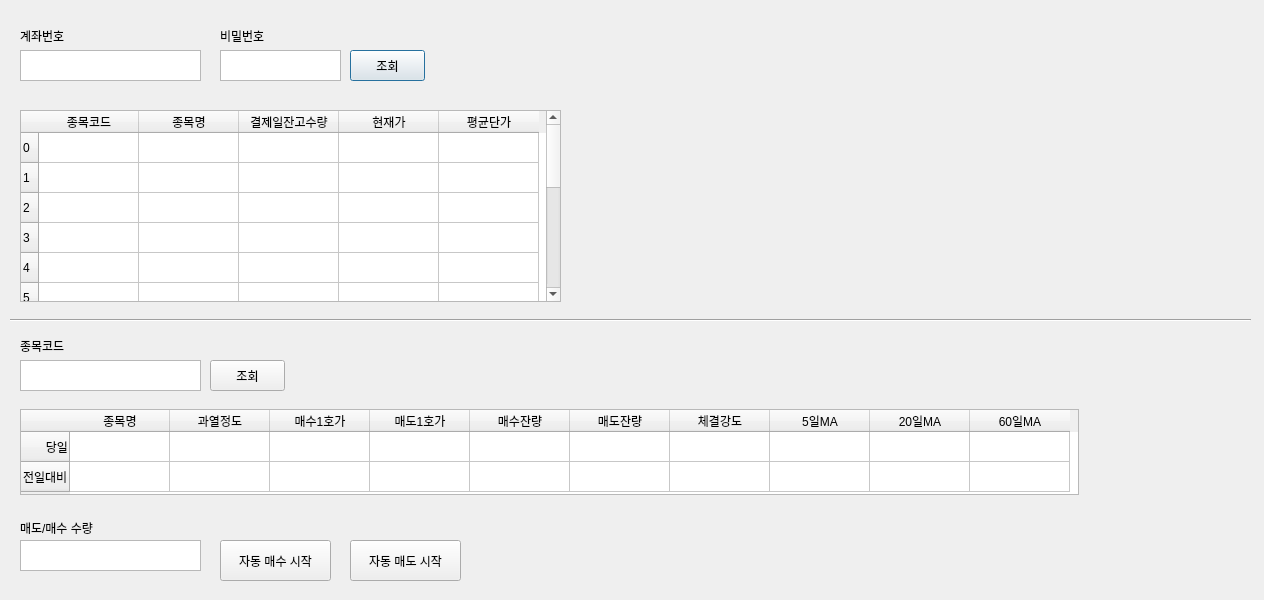
The window that assignment_234109.ui (kolion98/shinhan-indi) describes before a commit, drawn with Qt 5.
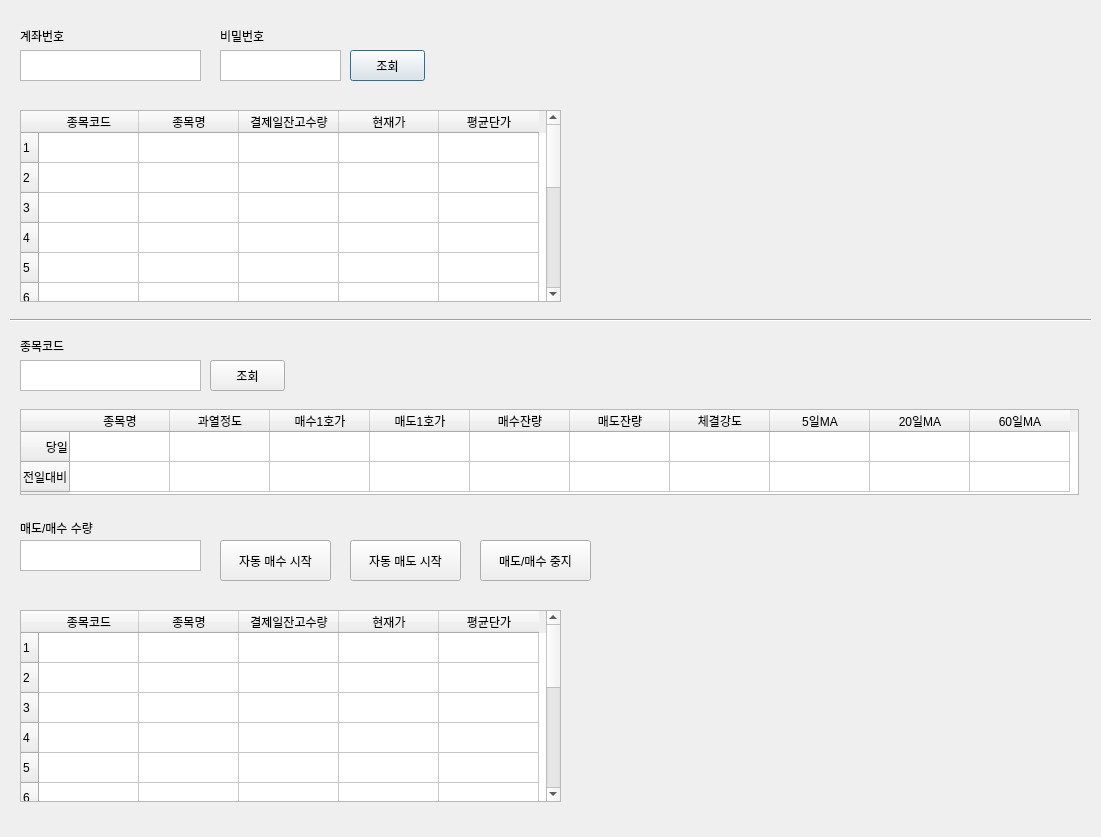
The same window after the commit.

```diff
--- a/assignment_234109.ui
+++ b/assignment_234109.ui
@@ -6,8 +6,8 @@
    <rect>
     <x>0</x>
     <y>0</y>
-    <width>1264</width>
-    <height>600</height>
+    <width>1101</width>
+    <height>837</height>
    </rect>
   </property>
   <property name="windowTitle">
@@ -81,11 +81,9 @@
      <height>192</height>
     </rect>
    </property>
-   <row>
-    <property name="text">
-     <string>0</string>
-    </property>
-   </row>
+   <property name="layoutDirection">
+    <enum>Qt::LeftToRight</enum>
+   </property>
    <row>
     <property name="text">
      <string>1</string>
@@ -146,6 +144,11 @@
      <string>12</string>
     </property>
    </row>
+   <row>
+    <property name="text">
+     <string>13</string>
+    </property>
+   </row>
    <column>
     <property name="text">
      <string>종목코드</string>
@@ -171,13 +174,325 @@
      <string>평균단가</string>
     </property>
    </column>
+   <item row="0" column="2">
+    <property name="text">
+     <string/>
+    </property>
+    <property name="textAlignment">
+     <set>AlignTrailing|AlignVCenter</set>
+    </property>
+   </item>
+   <item row="0" column="3">
+    <property name="text">
+     <string/>
+    </property>
+    <property name="textAlignment">
+     <set>AlignTrailing|AlignVCenter</set>
+    </property>
+   </item>
+   <item row="0" column="4">
+    <property name="text">
+     <string/>
+    </property>
+    <property name="textAlignment">
+     <set>AlignTrailing|AlignVCenter</set>
+    </property>
+   </item>
+   <item row="1" column="2">
+    <property name="text">
+     <string/>
+    </property>
+    <property name="textAlignment">
+     <set>AlignTrailing|AlignVCenter</set>
+    </property>
+   </item>
+   <item row="1" column="3">
+    <property name="text">
+     <string/>
+    </property>
+    <property name="textAlignment">
+     <set>AlignTrailing|AlignVCenter</set>
+    </property>
+   </item>
+   <item row="1" column="4">
+    <property name="text">
+     <string/>
+    </property>
+    <property name="textAlignment">
+     <set>AlignTrailing|AlignVCenter</set>
+    </property>
+   </item>
+   <item row="2" column="2">
+    <property name="text">
+     <string/>
+    </property>
+    <property name="textAlignment">
+     <set>AlignTrailing|AlignVCenter</set>
+    </property>
+   </item>
+   <item row="2" column="3">
+    <property name="text">
+     <string/>
+    </property>
+    <property name="textAlignment">
+     <set>AlignTrailing|AlignVCenter</set>
+    </property>
+   </item>
+   <item row="2" column="4">
+    <property name="text">
+     <string/>
+    </property>
+    <property name="textAlignment">
+     <set>AlignTrailing|AlignVCenter</set>
+    </property>
+   </item>
+   <item row="3" column="2">
+    <property name="text">
+     <string/>
+    </property>
+    <property name="textAlignment">
+     <set>AlignTrailing|AlignVCenter</set>
+    </property>
+   </item>
+   <item row="3" column="3">
+    <property name="text">
+     <string/>
+    </property>
+    <property name="textAlignment">
+     <set>AlignTrailing|AlignVCenter</set>
+    </property>
+   </item>
+   <item row="3" column="4">
+    <property name="text">
+     <string/>
+    </property>
+    <property name="textAlignment">
+     <set>AlignTrailing|AlignVCenter</set>
+    </property>
+   </item>
+   <item row="4" column="2">
+    <property name="text">
+     <string/>
+    </property>
+    <property name="textAlignment">
+     <set>AlignTrailing|AlignVCenter</set>
+    </property>
+   </item>
+   <item row="4" column="3">
+    <property name="text">
+     <string/>
+    </property>
+    <property name="textAlignment">
+     <set>AlignTrailing|AlignVCenter</set>
+    </property>
+   </item>
+   <item row="4" column="4">
+    <property name="text">
+     <string/>
+    </property>
+    <property name="textAlignment">
+     <set>AlignTrailing|AlignVCenter</set>
+    </property>
+   </item>
+   <item row="5" column="2">
+    <property name="text">
+     <string/>
+    </property>
+    <property name="textAlignment">
+     <set>AlignTrailing|AlignVCenter</set>
+    </property>
+   </item>
+   <item row="5" column="3">
+    <property name="text">
+     <string/>
+    </property>
+    <property name="textAlignment">
+     <set>AlignTrailing|AlignVCenter</set>
+    </property>
+   </item>
+   <item row="5" column="4">
+    <property name="text">
+     <string/>
+    </property>
+    <property name="textAlignment">
+     <set>AlignTrailing|AlignVCenter</set>
+    </property>
+   </item>
+   <item row="6" column="2">
+    <property name="text">
+     <string/>
+    </property>
+    <property name="textAlignment">
+     <set>AlignTrailing|AlignVCenter</set>
+    </property>
+   </item>
+   <item row="6" column="3">
+    <property name="text">
+     <string/>
+    </property>
+    <property name="textAlignment">
+     <set>AlignTrailing|AlignVCenter</set>
+    </property>
+   </item>
+   <item row="6" column="4">
+    <property name="text">
+     <string/>
+    </property>
+    <property name="textAlignment">
+     <set>AlignTrailing|AlignVCenter</set>
+    </property>
+   </item>
+   <item row="7" column="2">
+    <property name="text">
+     <string/>
+    </property>
+    <property name="textAlignment">
+     <set>AlignTrailing|AlignVCenter</set>
+    </property>
+   </item>
+   <item row="7" column="3">
+    <property name="text">
+     <string/>
+    </property>
+    <property name="textAlignment">
+     <set>AlignTrailing|AlignVCenter</set>
+    </property>
+   </item>
+   <item row="7" column="4">
+    <property name="text">
+     <string/>
+    </property>
+    <property name="textAlignment">
+     <set>AlignTrailing|AlignVCenter</set>
+    </property>
+   </item>
+   <item row="8" column="2">
+    <property name="text">
+     <string/>
+    </property>
+    <property name="textAlignment">
+     <set>AlignTrailing|AlignVCenter</set>
+    </property>
+   </item>
+   <item row="8" column="3">
+    <property name="text">
+     <string/>
+    </property>
+    <property name="textAlignment">
+     <set>AlignTrailing|AlignVCenter</set>
+    </property>
+   </item>
+   <item row="8" column="4">
+    <property name="text">
+     <string/>
+    </property>
+    <property name="textAlignment">
+     <set>AlignTrailing|AlignVCenter</set>
+    </property>
+   </item>
+   <item row="9" column="2">
+    <property name="text">
+     <string/>
+    </property>
+    <property name="textAlignment">
+     <set>AlignTrailing|AlignVCenter</set>
+    </property>
+   </item>
+   <item row="9" column="3">
+    <property name="text">
+     <string/>
+    </property>
+    <property name="textAlignment">
+     <set>AlignTrailing|AlignVCenter</set>
+    </property>
+   </item>
+   <item row="9" column="4">
+    <property name="text">
+     <string/>
+    </property>
+    <property name="textAlignment">
+     <set>AlignTrailing|AlignVCenter</set>
+    </property>
+   </item>
+   <item row="10" column="2">
+    <property name="text">
+     <string/>
+    </property>
+    <property name="textAlignment">
+     <set>AlignTrailing|AlignVCenter</set>
+    </property>
+   </item>
+   <item row="10" column="3">
+    <property name="text">
+     <string/>
+    </property>
+    <property name="textAlignment">
+     <set>AlignTrailing|AlignVCenter</set>
+    </property>
+   </item>
+   <item row="10" column="4">
+    <property name="text">
+     <string/>
+    </property>
+    <property name="textAlignment">
+     <set>AlignTrailing|AlignVCenter</set>
+    </property>
+   </item>
+   <item row="11" column="2">
+    <property name="text">
+     <string/>
+    </property>
+    <property name="textAlignment">
+     <set>AlignTrailing|AlignVCenter</set>
+    </property>
+   </item>
+   <item row="11" column="3">
+    <property name="text">
+     <string/>
+    </property>
+    <property name="textAlignment">
+     <set>AlignTrailing|AlignVCenter</set>
+    </property>
+   </item>
+   <item row="11" column="4">
+    <property name="text">
+     <string/>
+    </property>
+    <property name="textAlignment">
+     <set>AlignTrailing|AlignVCenter</set>
+    </property>
+   </item>
+   <item row="12" column="2">
+    <property name="text">
+     <string/>
+    </property>
+    <property name="textAlignment">
+     <set>AlignTrailing|AlignVCenter</set>
+    </property>
+   </item>
+   <item row="12" column="3">
+    <property name="text">
+     <string/>
+    </property>
+    <property name="textAlignment">
+     <set>AlignTrailing|AlignVCenter</set>
+    </property>
+   </item>
+   <item row="12" column="4">
+    <property name="text">
+     <string/>
+    </property>
+    <property name="textAlignment">
+     <set>AlignTrailing|AlignVCenter</set>
+    </property>
+   </item>
   </widget>
   <widget class="Line" name="line">
    <property name="geometry">
     <rect>
      <x>10</x>
      <y>310</y>
-     <width>1241</width>
+     <width>1081</width>
      <height>20</height>
     </rect>
    </property>
@@ -563,6 +878,434 @@
     </rect>
    </property>
   </widget>
+  <widget class="QPushButton" name="pushButton_autoTrade_stop">
+   <property name="geometry">
+    <rect>
+     <x>480</x>
+     <y>540</y>
+     <width>111</width>
+     <height>41</height>
+    </rect>
+   </property>
+   <property name="text">
+    <string>매도/매수 중지</string>
+   </property>
+  </widget>
+  <widget class="QTableWidget" name="tableWidget_acctInfo_2">
+   <property name="geometry">
+    <rect>
+     <x>20</x>
+     <y>610</y>
+     <width>541</width>
+     <height>192</height>
+    </rect>
+   </property>
+   <property name="layoutDirection">
+    <enum>Qt::LeftToRight</enum>
+   </property>
+   <row>
+    <property name="text">
+     <string>1</string>
+    </property>
+   </row>
+   <row>
+    <property name="text">
+     <string>2</string>
+    </property>
+   </row>
+   <row>
+    <property name="text">
+     <string>3</string>
+    </property>
+   </row>
+   <row>
+    <property name="text">
+     <string>4</string>
+    </property>
+   </row>
+   <row>
+    <property name="text">
+     <string>5</string>
+    </property>
+   </row>
+   <row>
+    <property name="text">
+     <string>6</string>
+    </property>
+   </row>
+   <row>
+    <property name="text">
+     <string>7</string>
+    </property>
+   </row>
+   <row>
+    <property name="text">
+     <string>8</string>
+    </property>
+   </row>
+   <row>
+    <property name="text">
+     <string>9</string>
+    </property>
+   </row>
+   <row>
+    <property name="text">
+     <string>10</string>
+    </property>
+   </row>
+   <row>
+    <property name="text">
+     <string>11</string>
+    </property>
+   </row>
+   <row>
+    <property name="text">
+     <string>12</string>
+    </property>
+   </row>
+   <row>
+    <property name="text">
+     <string>13</string>
+    </property>
+   </row>
+   <column>
+    <property name="text">
+     <string>종목코드</string>
+    </property>
+   </column>
+   <column>
+    <property name="text">
+     <string>종목명</string>
+    </property>
+   </column>
+   <column>
+    <property name="text">
+     <string>결제일잔고수량</string>
+    </property>
+   </column>
+   <column>
+    <property name="text">
+     <string>현재가</string>
+    </property>
+   </column>
+   <column>
+    <property name="text">
+     <string>평균단가</string>
+    </property>
+   </column>
+   <item row="0" column="2">
+    <property name="text">
+     <string/>
+    </property>
+    <property name="textAlignment">
+     <set>AlignTrailing|AlignVCenter</set>
+    </property>
+   </item>
+   <item row="0" column="3">
+    <property name="text">
+     <string/>
+    </property>
+    <property name="textAlignment">
+     <set>AlignTrailing|AlignVCenter</set>
+    </property>
+   </item>
+   <item row="0" column="4">
+    <property name="text">
+     <string/>
+    </property>
+    <property name="textAlignment">
+     <set>AlignTrailing|AlignVCenter</set>
+    </property>
+   </item>
+   <item row="1" column="2">
+    <property name="text">
+     <string/>
+    </property>
+    <property name="textAlignment">
+     <set>AlignTrailing|AlignVCenter</set>
+    </property>
+   </item>
+   <item row="1" column="3">
+    <property name="text">
+     <string/>
+    </property>
+    <property name="textAlignment">
+     <set>AlignTrailing|AlignVCenter</set>
+    </property>
+   </item>
+   <item row="1" column="4">
+    <property name="text">
+     <string/>
+    </property>
+    <property name="textAlignment">
+     <set>AlignTrailing|AlignVCenter</set>
+    </property>
+   </item>
+   <item row="2" column="2">
+    <property name="text">
+     <string/>
+    </property>
+    <property name="textAlignment">
+     <set>AlignTrailing|AlignVCenter</set>
+    </property>
+   </item>
+   <item row="2" column="3">
+    <property name="text">
+     <string/>
+    </property>
+    <property name="textAlignment">
+     <set>AlignTrailing|AlignVCenter</set>
+    </property>
+   </item>
+   <item row="2" column="4">
+    <property name="text">
+     <string/>
+    </property>
+    <property name="textAlignment">
+     <set>AlignTrailing|AlignVCenter</set>
+    </property>
+   </item>
+   <item row="3" column="2">
+    <property name="text">
+     <string/>
+    </property>
+    <property name="textAlignment">
+     <set>AlignTrailing|AlignVCenter</set>
+    </property>
+   </item>
+   <item row="3" column="3">
+    <property name="text">
+     <string/>
+    </property>
+    <property name="textAlignment">
+     <set>AlignTrailing|AlignVCenter</set>
+    </property>
+   </item>
+   <item row="3" column="4">
+    <property name="text">
+     <string/>
+    </property>
+    <property name="textAlignment">
+     <set>AlignTrailing|AlignVCenter</set>
+    </property>
+   </item>
+   <item row="4" column="2">
+    <property name="text">
+     <string/>
+    </property>
+    <property name="textAlignment">
+     <set>AlignTrailing|AlignVCenter</set>
+    </property>
+   </item>
+   <item row="4" column="3">
+    <property name="text">
+     <string/>
+    </property>
+    <property name="textAlignment">
+     <set>AlignTrailing|AlignVCenter</set>
+    </property>
+   </item>
+   <item row="4" column="4">
+    <property name="text">
+     <string/>
+    </property>
+    <property name="textAlignment">
+     <set>AlignTrailing|AlignVCenter</set>
+    </property>
+   </item>
+   <item row="5" column="2">
+    <property name="text">
+     <string/>
+    </property>
+    <property name="textAlignment">
+     <set>AlignTrailing|AlignVCenter</set>
+    </property>
+   </item>
+   <item row="5" column="3">
+    <property name="text">
+     <string/>
+    </property>
+    <property name="textAlignment">
+     <set>AlignTrailing|AlignVCenter</set>
+    </property>
+   </item>
+   <item row="5" column="4">
+    <property name="text">
+     <string/>
+    </property>
+    <property name="textAlignment">
+     <set>AlignTrailing|AlignVCenter</set>
+    </property>
+   </item>
+   <item row="6" column="2">
+    <property name="text">
+     <string/>
+    </property>
+    <property name="textAlignment">
+     <set>AlignTrailing|AlignVCenter</set>
+    </property>
+   </item>
+   <item row="6" column="3">
+    <property name="text">
+     <string/>
+    </property>
+    <property name="textAlignment">
+     <set>AlignTrailing|AlignVCenter</set>
+    </property>
+   </item>
+   <item row="6" column="4">
+    <property name="text">
+     <string/>
+    </property>
+    <property name="textAlignment">
+     <set>AlignTrailing|AlignVCenter</set>
+    </property>
+   </item>
+   <item row="7" column="2">
+    <property name="text">
+     <string/>
+    </property>
+    <property name="textAlignment">
+     <set>AlignTrailing|AlignVCenter</set>
+    </property>
+   </item>
+   <item row="7" column="3">
+    <property name="text">
+     <string/>
+    </property>
+    <property name="textAlignment">
+     <set>AlignTrailing|AlignVCenter</set>
+    </property>
+   </item>
+   <item row="7" column="4">
+    <property name="text">
+     <string/>
+    </property>
+    <property name="textAlignment">
+     <set>AlignTrailing|AlignVCenter</set>
+    </property>
+   </item>
+   <item row="8" column="2">
+    <property name="text">
+     <string/>
+    </property>
+    <property name="textAlignment">
+     <set>AlignTrailing|AlignVCenter</set>
+    </property>
+   </item>
+   <item row="8" column="3">
+    <property name="text">
+     <string/>
+    </property>
+    <property name="textAlignment">
+     <set>AlignTrailing|AlignVCenter</set>
+    </property>
+   </item>
+   <item row="8" column="4">
+    <property name="text">
+     <string/>
+    </property>
+    <property name="textAlignment">
+     <set>AlignTrailing|AlignVCenter</set>
+    </property>
+   </item>
+   <item row="9" column="2">
+    <property name="text">
+     <string/>
+    </property>
+    <property name="textAlignment">
+     <set>AlignTrailing|AlignVCenter</set>
+    </property>
+   </item>
+   <item row="9" column="3">
+    <property name="text">
+     <string/>
+    </property>
+    <property name="textAlignment">
+     <set>AlignTrailing|AlignVCenter</set>
+    </property>
+   </item>
+   <item row="9" column="4">
+    <property name="text">
+     <string/>
+    </property>
+    <property name="textAlignment">
+     <set>AlignTrailing|AlignVCenter</set>
+    </property>
+   </item>
+   <item row="10" column="2">
+    <property name="text">
+     <string/>
+    </property>
+    <property name="textAlignment">
+     <set>AlignTrailing|AlignVCenter</set>
+    </property>
+   </item>
+   <item row="10" column="3">
+    <property name="text">
+     <string/>
+    </property>
+    <property name="textAlignment">
+     <set>AlignTrailing|AlignVCenter</set>
+    </property>
+   </item>
+   <item row="10" column="4">
+    <property name="text">
+     <string/>
+    </property>
+    <property name="textAlignment">
+     <set>AlignTrailing|AlignVCenter</set>
+    </property>
+   </item>
+   <item row="11" column="2">
+    <property name="text">
+     <string/>
+    </property>
+    <property name="textAlignment">
+     <set>AlignTrailing|AlignVCenter</set>
+    </property>
+   </item>
+   <item row="11" column="3">
+    <property name="text">
+     <string/>
+    </property>
+    <property name="textAlignment">
+     <set>AlignTrailing|AlignVCenter</set>
+    </property>
+   </item>
+   <item row="11" column="4">
+    <property name="text">
+     <string/>
+    </property>
+    <property name="textAlignment">
+     <set>AlignTrailing|AlignVCenter</set>
+    </property>
+   </item>
+   <item row="12" column="2">
+    <property name="text">
+     <string/>
+    </property>
+    <property name="textAlignment">
+     <set>AlignTrailing|AlignVCenter</set>
+    </property>
+   </item>
+   <item row="12" column="3">
+    <property name="text">
+     <string/>
+    </property>
+    <property name="textAlignment">
+     <set>AlignTrailing|AlignVCenter</set>
+    </property>
+   </item>
+   <item row="12" column="4">
+    <property name="text">
+     <string/>
+    </property>
+    <property name="textAlignment">
+     <set>AlignTrailing|AlignVCenter</set>
+    </property>
+   </item>
+  </widget>
  </widget>
  <resources/>
  <connections/>
```
